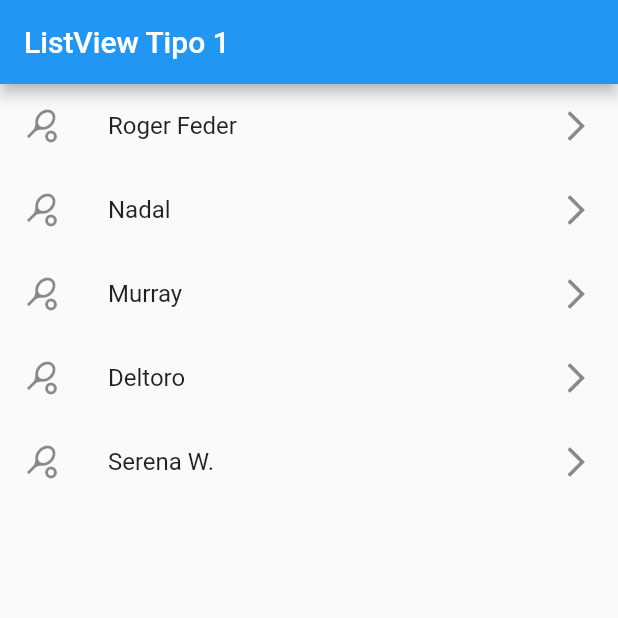
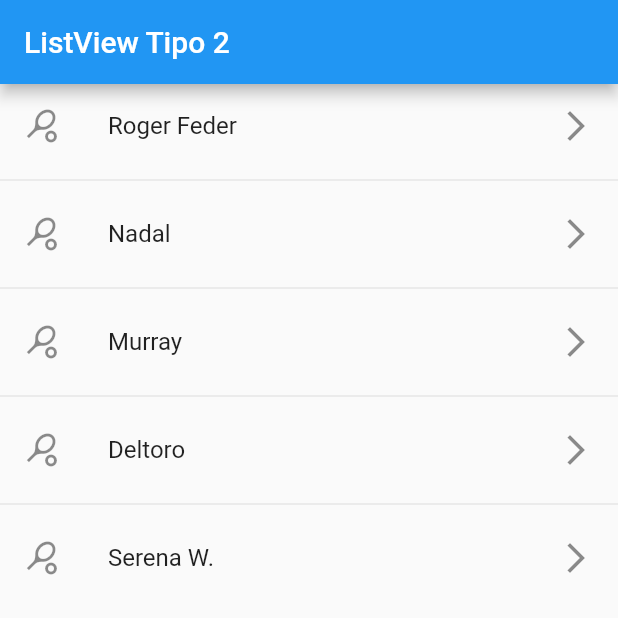
Before and after one commit to crisman9211/flutter-cr_components, a Flutter app: the screen it shows after launch, on a phone screen of 412 x 824 dp, the top half of it. Run offline on Flutter 3.47's test engine with Material 2 defaults, Android fonts, the phone set to English and light mode, and no system bars.

Commit message:
Listview: builder separated

```diff
--- a/lib/main.dart
+++ b/lib/main.dart
@@ -1,5 +1,7 @@
 import 'package:cr_components/screens/listview1.screen.dart';
 import 'package:flutter/material.dart';
+
+import 'package:cr_components/screens/listview2.screen.dart';
 
 void main() => runApp(const MyApp());
 
@@ -11,6 +13,6 @@ class MyApp extends StatelessWidget {
     return const MaterialApp(
         debugShowCheckedModeBanner: false,
         title: 'Material App',
-        home: Listview1Screen());
+        home: Listview2Screen());
   }
 }
--- a/lib/screens/listview1.screen.dart
+++ b/lib/screens/listview1.screen.dart
@@ -24,7 +24,7 @@ class Listview1Screen extends StatelessWidget {
                     title: Text(option),
                     trailing: const Icon(Icons.arrow_forward_ios),
                   ))
-              .toList()
+              .toList(),
         ]));
   }
 }
--- /dev/null
+++ b/lib/screens/listview2.screen.dart
@@ -0,0 +1,29 @@
+import 'package:flutter/material.dart';
+
+class Listview2Screen extends StatelessWidget {
+  const Listview2Screen({Key? key}) : super(key: key);
+
+  final options = const [
+    'Roger Feder',
+    'Nadal',
+    'Murray',
+    'Deltoro',
+    'Serena W.'
+  ];
+
+  @override
+  Widget build(BuildContext context) {
+    return Scaffold(
+        appBar: AppBar(
+          title: const Text('ListView Tipo 2'),
+        ),
+        body: ListView.separated(
+            itemCount: options.length,
+            itemBuilder: (context, index) => ListTile(
+                  leading: const Icon(Icons.sports_tennis),
+                  title: Text(options[index]),
+                  trailing: const Icon(Icons.arrow_forward_ios),
+                ),
+            separatorBuilder: (_, __) => const Divider()));
+  }
+}
```
